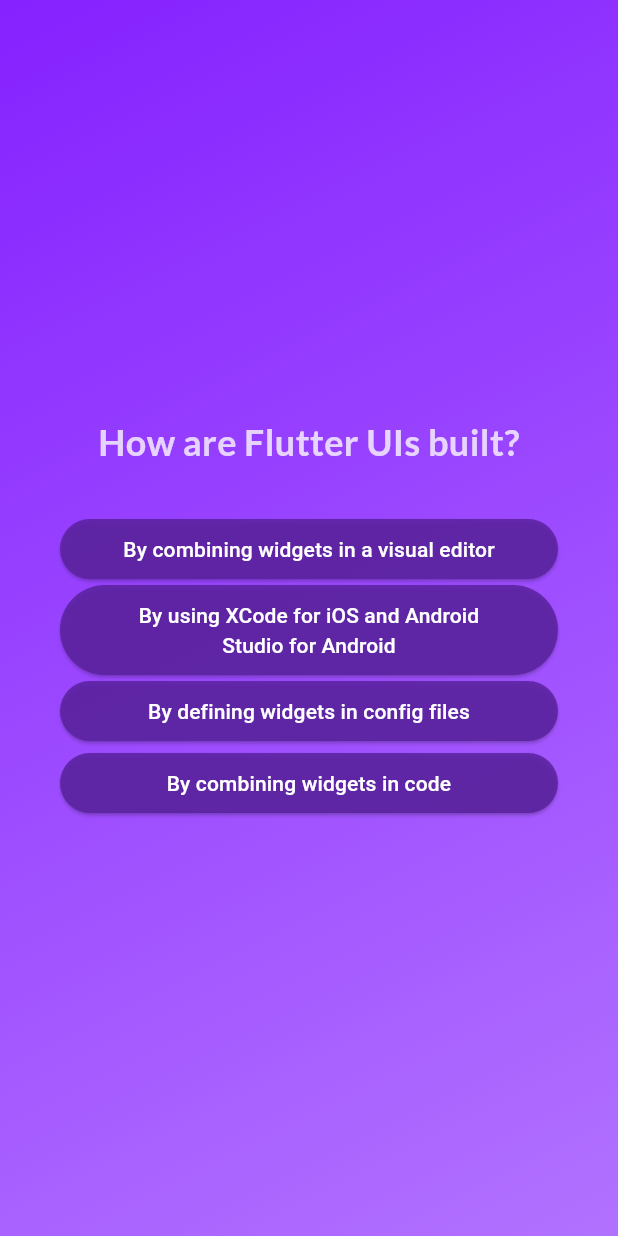
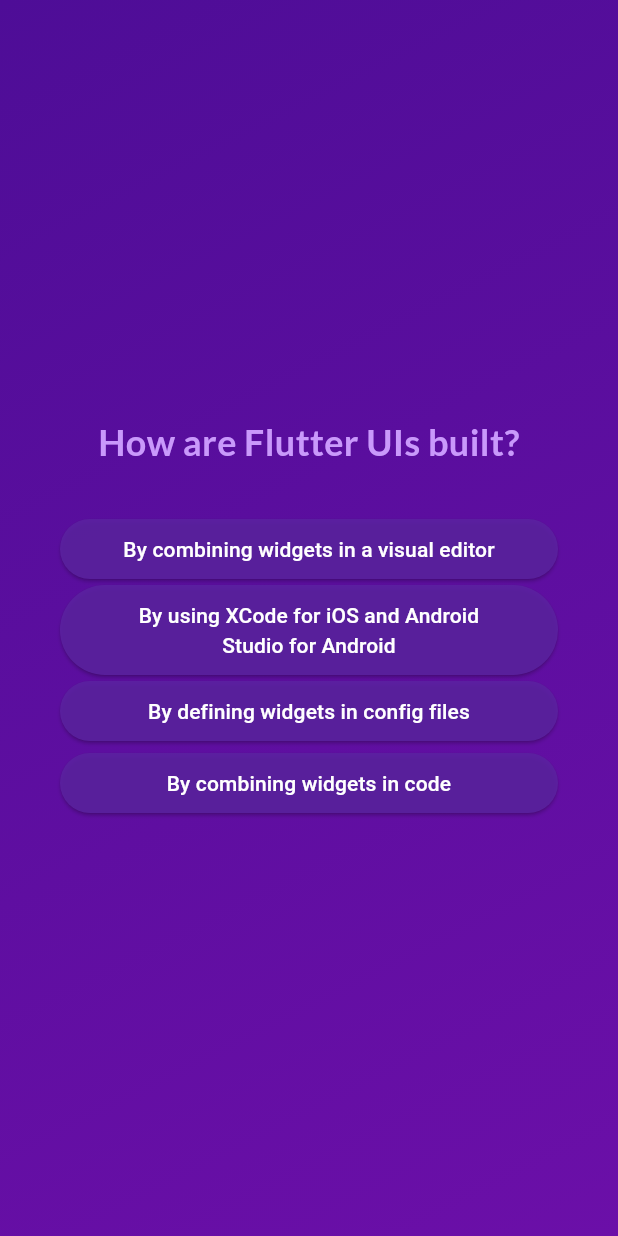
Before and after one commit to KunalSinghdeo/Flutter-Quiz-App, a Flutter app: the screen it shows after launch, after a tap on "Start Quiz", after a tap on "Components", on a phone screen of 412 x 824 dp. Run offline on Flutter 3.47's test engine with Material 3 defaults, Android fonts, the phone set to English and light mode, and no system bars; our stand-ins replace google_fonts.

Commit message:
UI enhanced

```diff
--- a/lib/questions_screen.dart
+++ b/lib/questions_screen.dart
@@ -1,31 +1,41 @@
+import 'package:flutter/material.dart';
+import 'package:google_fonts/google_fonts.dart';
+
 import 'package:adv_basics/answer_button.dart';
-import 'package:flutter/material.dart';
 import 'package:adv_basics/data/questions.dart';
-import 'package:flutter/widgets.dart';
-import "package:google_fonts/google_fonts.dart";
 
-class QuestionScreen extends StatefulWidget {
-  const QuestionScreen({super.key});
+class QuestionsScreen extends StatefulWidget {
+  const QuestionsScreen({
+    super.key,
+    required this.onSelectAnswer,
+  });
+
+  final void Function(String answer) onSelectAnswer;
+
   @override
-  State<QuestionScreen> createState() {
-    return _QuestionScreenState();
+  State<QuestionsScreen> createState() {
+    return _QuestionsScreenState();
   }
 }
 
-class _QuestionScreenState extends State<QuestionScreen> {
+class _QuestionsScreenState extends State<QuestionsScreen> {
   var currentQuestionIndex = 0;
 
-  void answerQuestion() {
+  void answerQuestion(String selectedAnswer) {
+    widget.onSelectAnswer(selectedAnswer);
+    // currentQuestionIndex = currentQuestionIndex + 1;
+    // currentQuestionIndex += 1;
     setState(() {
-      currentQuestionIndex++;
+      currentQuestionIndex++; // increments the value by 1
     });
   }
 
   @override
   Widget build(context) {
     final currentQuestion = questions[currentQuestionIndex];
+
     return SizedBox(
-      width: double.infinity, //be as wide as it can
+      width: double.infinity,
       child: Container(
         margin: const EdgeInsets.all(40),
         child: Column(
@@ -35,15 +45,21 @@ class _QuestionScreenState extends State<QuestionScreen> {
             Text(
               currentQuestion.text,
               style: GoogleFonts.lato(
-                color: const Color.fromARGB(197, 255, 255, 255),
+                color: const Color.fromARGB(255, 201, 153, 251),
                 fontSize: 24,
                 fontWeight: FontWeight.bold,
               ),
               textAlign: TextAlign.center,
             ),
             const SizedBox(height: 30),
-            ...currentQuestion.getShuffledAnswers().map(
-                (ans) => AnswerButton(answerText: ans, onTap: answerQuestion))
+            ...currentQuestion.getShuffledAnswers().map((answer) {
+              return AnswerButton(
+                answerText: answer,
+                onTap: () {
+                  answerQuestion(answer);
+                },
+              );
+            })
           ],
         ),
       ),
--- a/lib/quiz.dart
+++ b/lib/quiz.dart
@@ -1,31 +1,43 @@
-import "package:flutter/material.dart";
-import "package:adv_basics/start_screen.dart";
-import "package:adv_basics/questions_screen.dart";
+import 'package:flutter/material.dart';
+
+import 'package:adv_basics/start_screen.dart';
+import 'package:adv_basics/questions_screen.dart';
+import 'package:adv_basics/data/questions.dart';
+import 'package:adv_basics/results_screen.dart';
 
 class Quiz extends StatefulWidget {
   const Quiz({super.key});
 
   @override
-  //createState createa an instance of a class that based on State related to Quiz
   State<Quiz> createState() {
     return _QuizState();
   }
 }
 
 class _QuizState extends State<Quiz> {
-  // widgets can also be stored in variable as they are also objects
+  List<String> selectedAnswers = [];
   var activeScreen = 'start-screen';
-
-//   @override
-// //help with some extra initialization work, when state object is created for first time
-//   void initState() {
-//     activeScreen = 'question-screen';
-//     super.initState();
-//   }
 
   void switchScreen() {
     setState(() {
-      activeScreen = 'question-screen';
+      activeScreen = 'questions-screen';
+    });
+  }
+
+  void chooseAnswer(String answer) {
+    selectedAnswers.add(answer);
+
+    if (selectedAnswers.length == questions.length) {
+      setState(() {
+        activeScreen = 'results-screen';
+      });
+    }
+  }
+
+  void restartQuiz() {
+    setState(() {
+      selectedAnswers = [];
+      activeScreen = 'questions-screen';
     });
   }
 
@@ -33,8 +45,17 @@ class _QuizState extends State<Quiz> {
   Widget build(context) {
     Widget screenWidget = StartScreen(switchScreen);
 
-    if (activeScreen != "start-screen") {
-      screenWidget = const QuestionScreen();
+    if (activeScreen == 'questions-screen') {
+      screenWidget = QuestionsScreen(
+        onSelectAnswer: chooseAnswer,
+      );
+    }
+
+    if (activeScreen == 'results-screen') {
+      screenWidget = ResultsScreen(
+        chosenAnswers: selectedAnswers,
+        onRestart: restartQuiz,
+      );
     }
 
     return MaterialApp(
@@ -43,10 +64,9 @@ class _QuizState extends State<Quiz> {
           decoration: const BoxDecoration(
             gradient: LinearGradient(
               colors: [
-                Color.fromARGB(221, 115, 0, 255),
-                Color.fromARGB(221, 166, 93, 255),
+                Color.fromARGB(255, 78, 13, 151),
+                Color.fromARGB(255, 107, 15, 168),
               ],
-              // for gradient from topleftcorner to bottomRight corner
               begin: Alignment.topLeft,
               end: Alignment.bottomRight,
             ),
```
Also changed, not shown: lib/question_identifier.dart (added, +35 -0 lines), lib/questions_summary.dart (added, +25 -0 lines), lib/results_screen.dart (added, +78 -0 lines), lib/summary_item.dart (added, +58 -0 lines).
